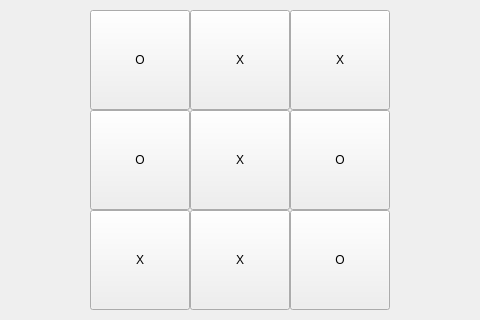
Before: the Qt Designer form widget.ui in CAI-JIADA/MidTermUi, drawn with Qt 5; both pictures show x 160 to 640 and y 140 to 460 of the 800 by 600 pixel window.
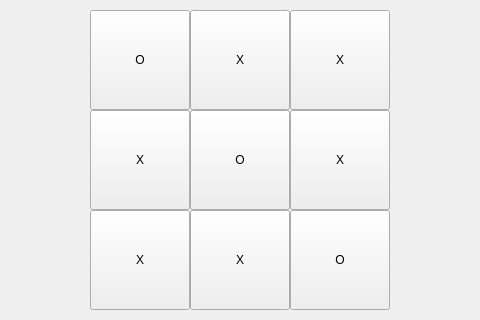
After: the same form once the commit is applied.

Commit message: Change middle row to X-O-X pattern per user request

```diff
--- a/widget.ui
+++ b/widget.ui
@@ -62,7 +62,7 @@
     </rect>
    </property>
    <property name="text">
-    <string>O</string>
+    <string>X</string>
    </property>
   </widget>
   <widget class="QPushButton" name="pushButton_5">
@@ -75,7 +75,7 @@
     </rect>
    </property>
    <property name="text">
-    <string>X</string>
+    <string>O</string>
    </property>
   </widget>
   <widget class="QPushButton" name="pushButton_6">
@@ -88,7 +88,7 @@
     </rect>
    </property>
    <property name="text">
-    <string>O</string>
+    <string>X</string>
    </property>
   </widget>
   <widget class="QPushButton" name="pushButton_7">
```
